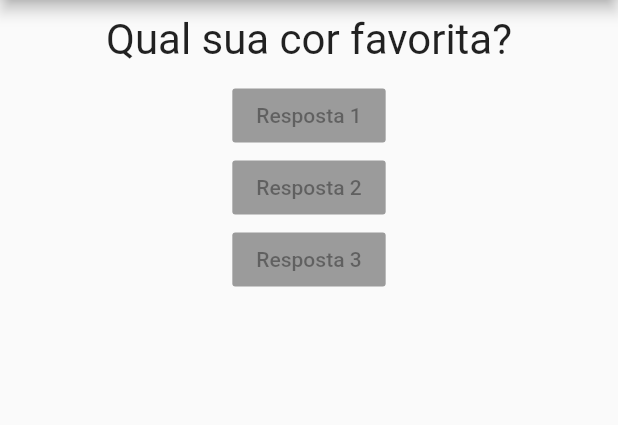
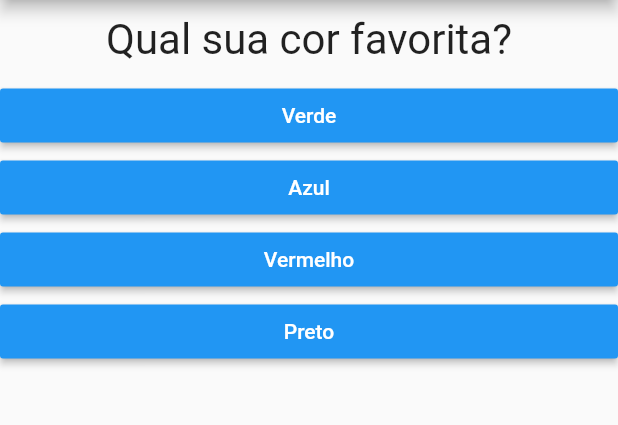
Before and after one commit to niltoncalegari/projeto_perguntas, a Flutter app: the screen it shows after launch, on a phone screen of 412 x 824 dp, the part 84-509 px from its top. Run offline on Flutter 3.47's test engine with Material 2 defaults, Android fonts, the phone set to English and light mode, and no system bars.

Commit message:
Turning answares dynamic

```diff
--- a/lib/main.dart
+++ b/lib/main.dart
@@ -13,17 +13,31 @@ class _PerguntaAppState extends State<PerguntaApp> {
     setState(() {
       perguntaSelecionada++;
     });
-    print('Pergunta respondida, proxima pergunta ${perguntaSelecionada}');
   }
 
   @override
   Widget build(BuildContext context) {
     final perguntas = [
-      'Qual sua cor favorita?',
-      'Qual seu game favorito?',
-      'Qual seu estilo de musica favorito?',
-      'Qual sua comida favorita?'
+      {
+        'texto': "Qual sua cor favorita?",
+        'respostas': ['Verde', 'Azul', 'Vermelho', 'Preto']
+      },
+      {
+        'texto': "Qual seu game favorito??",
+        'respostas': ['The Witcher 3', 'Call of Duty', 'Zelda', 'Fortnite']
+      },
+      {
+        'texto': "Qual seu animal favorito??",
+        'respostas': ['Cachorro', 'Gato', 'Passaro', 'Rato']
+      },
+      {
+        'texto': "Qual sua comida favorita?",
+        'respostas': ['Lasanha', 'Pizza', 'Hamburguer', 'Sushi']
+      },
     ];
+
+    List<String> respostas = perguntas[perguntaSelecionada]['respostas'];
+
     return MaterialApp(
       home: Scaffold(
         appBar: AppBar(
@@ -31,10 +45,8 @@ class _PerguntaAppState extends State<PerguntaApp> {
         ),
         body: Column(
           children: [
-            Questao(perguntas[perguntaSelecionada]),
-            Resposta('Resposta 1'),
-            Resposta('Resposta 2'),
-            Resposta('Resposta 3'),
+            Questao(perguntas[perguntaSelecionada]['texto']),
+            ...respostas.map((t) => Resposta(t, _responder)).toList(),
           ],
         ),
       ),
--- a/lib/resposta.dart
+++ b/lib/resposta.dart
@@ -2,13 +2,20 @@ import 'package:flutter/material.dart';
 
 class Resposta extends StatelessWidget {
   final String texto;
-  Resposta(this.texto);
+  final void Function() onPressed;
+
+  Resposta(this.texto, this.onPressed);
 
   @override
   Widget build(BuildContext context) {
-    return RaisedButton(
-              child: Text(texto),
-              onPressed: null,
-            );
+    return Container(
+      width: double.infinity,
+      child: RaisedButton(
+        color: Colors.blue,
+        textColor: Colors.white,
+        child: Text(texto),
+        onPressed: onPressed,
+      ),
+    );
   }
 }
--- a/pubspec.yaml
+++ b/pubspec.yaml
@@ -18,7 +18,7 @@ publish_to: 'none' # Remove this line if you wish to publish to pub.dev
 version: 1.0.0+1
 
 environment:
-  sdk: ">=2.7.0 <3.0.0"
+  sdk: ">=2.3.0 <3.0.0"
 
 dependencies:
   flutter:
```
